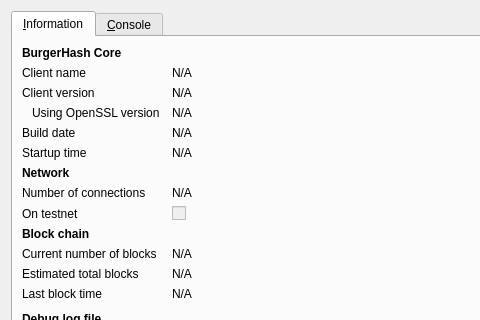
The window that src/qt/forms/rpcconsole.ui (zettel-kasten/burgerbot) describes before a commit, drawn with Qt 5; both pictures show x 0 to 480 and y 0 to 320 of the 740 by 450 pixel window.
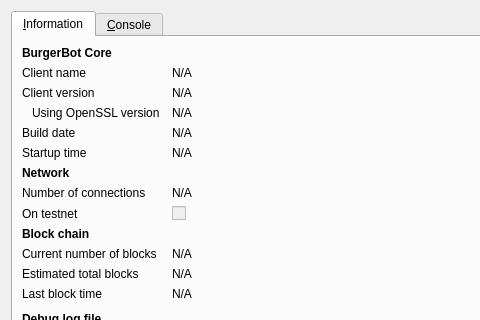
The same window after the commit. Icons and pictures are not drawn.

```diff
--- a/src/qt/forms/rpcconsole.ui
+++ b/src/qt/forms/rpcconsole.ui
@@ -36,7 +36,7 @@
           </font>
          </property>
          <property name="text">
-          <string>BurgerHash Core</string>
+          <string>BurgerBot Core</string>
          </property>
         </widget>
        </item>
```
Left out of the diff: 6 changed lines with no effect on the pictures.
